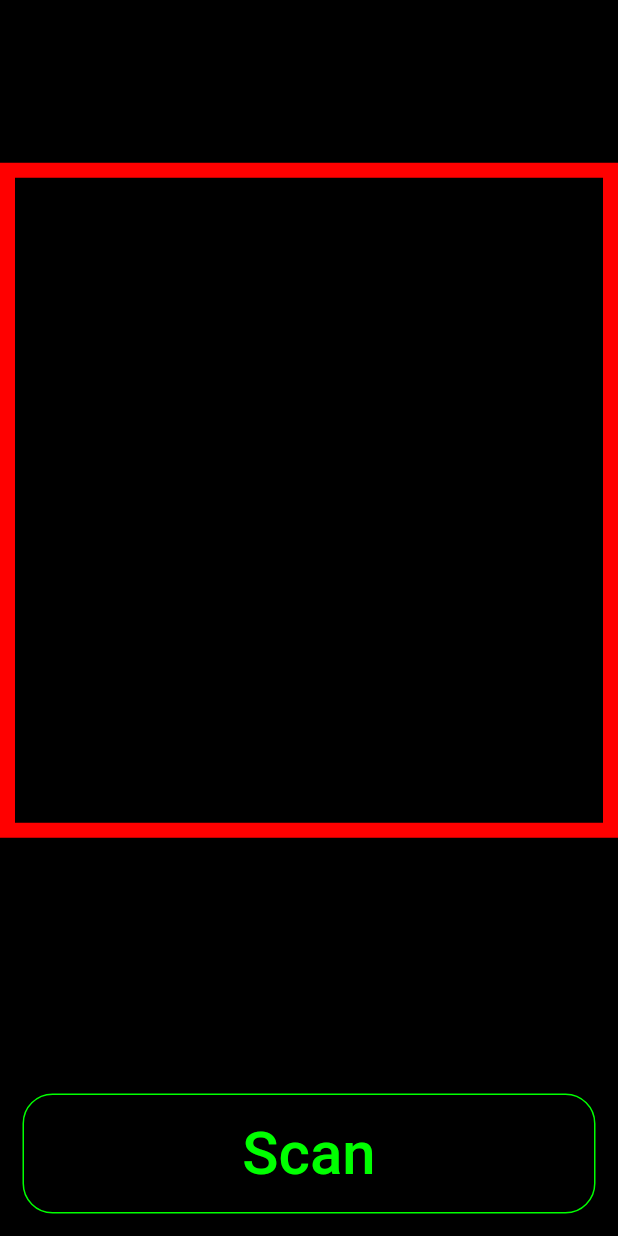
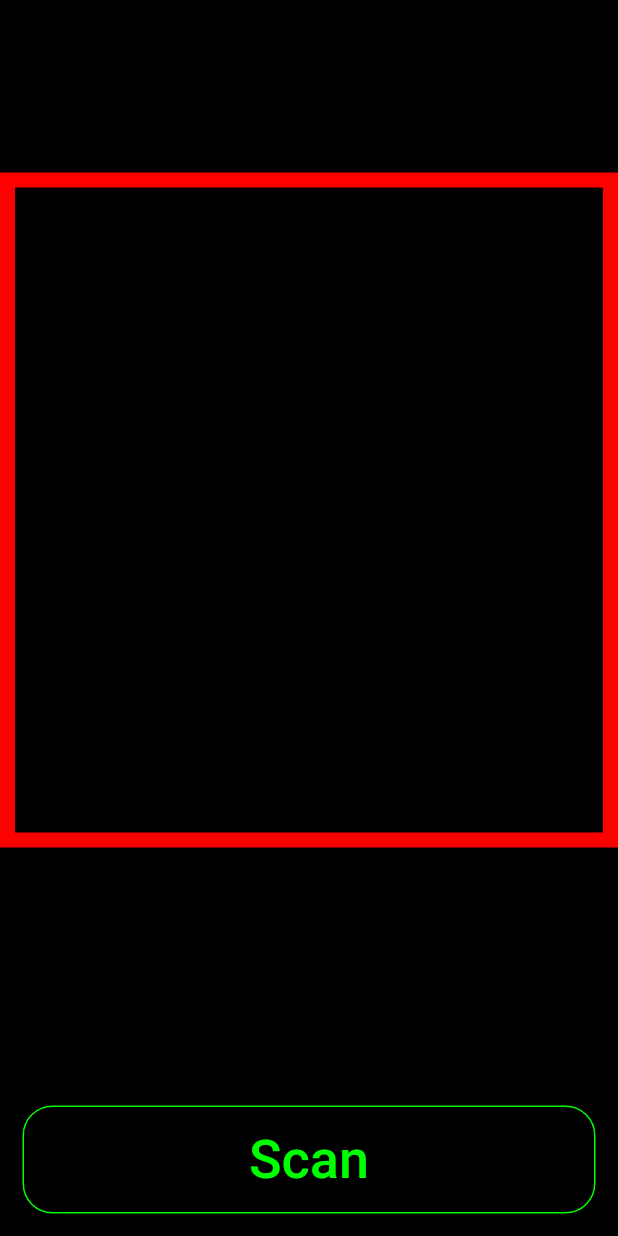
Before and after one commit to M2TMRN/esc_login, a Flutter app: the ScannerPage screen opened directly, after a tap on "Scan", on a phone screen of 412 x 824 dp. Run offline on Flutter 3.47's test engine with Material 2 defaults, Android fonts, the phone set to English and light mode, and no system bars; missing offline and left inert: hardware_buttons, qr_mobile_vision.

Commit message:
Style change

```diff
--- a/lib/ui/login_page.dart
+++ b/lib/ui/login_page.dart
@@ -121,7 +121,7 @@ class _LoginPageState extends State<LoginPage> {
         trailing: Icon(
           Icons.lock,
           color: RED_COLOR,
-          size: 50,
+          size: BIG_LETTERS_SIZE,
         ),
       ),
     );
@@ -130,6 +130,7 @@ class _LoginPageState extends State<LoginPage> {
   InputDecoration _inputDecoration(Color color, {Icon icon}) {
     return InputDecoration(
       icon: icon,
+      errorStyle: TextStyle(fontSize: SMALL_LETTERS_SIZE),
       enabledBorder: UnderlineInputBorder(
         borderSide: BorderSide(color: color),
       ),
--- a/lib/ui/scanner_page.dart
+++ b/lib/ui/scanner_page.dart
@@ -38,7 +38,9 @@ class _ScannerPageState extends State<ScannerPage> {
                             child: QrCamera(
                               onError: (context, error) => Text(
                                 error.toString(),
-                                style: TextStyle(color: RED_COLOR),
+                                style: TextStyle(
+                                    color: RED_COLOR,
+                                    fontSize: MIDDLE_LETTERS_SIZE),
                               ),
                               qrCodeCallback: (code) {
                                 setState(() {
@@ -58,7 +60,11 @@ class _ScannerPageState extends State<ScannerPage> {
                             ),
                           ),
                         )
-                      : Center(child: Text("Camera inactive"))),
+                      : Center(
+                          child: Text("Camera inactive",
+                              style: TextStyle(
+                                  color: GREEN_COLOR,
+                                  fontSize: MIDDLE_LETTERS_SIZE)))),
               Text(qr ?? " ",
                   style: TextStyle(
                       fontSize: BIG_LETTERS_SIZE, color: GREEN_COLOR)),
@@ -75,7 +81,8 @@ class _ScannerPageState extends State<ScannerPage> {
                       color: BLACK_COLOR,
                       child: Text('Scan',
                           style: TextStyle(
-                              fontSize: BIG_LETTERS_SIZE, color: GREEN_COLOR)),
+                              fontSize: BIG_LETTERS_SIZE,
+                              color: GREEN_COLOR)),
                       onPressed: () {
                         setState(() {
                           camState = !camState;
--- a/lib/utils/app_colors.dart
+++ b/lib/utils/app_colors.dart
@@ -10,6 +10,7 @@ ButtonThemeData buttonThemeData = ButtonThemeData(
   shape: RoundedRectangleBorder(borderRadius: BorderRadius.circular(20.0)),
 );
 
-const BIG_LETTERS_SIZE = 40.0;
-const MIDDLE_LETTERS_SIZE = 30.0;
+const BIG_LETTERS_SIZE = 36.0;
+const MIDDLE_LETTERS_SIZE = 28.0;
 const SMALL_LETTERS_SIZE = 20.0;
+const TEXT_SCALE_FACTOR = 1.33;
```
